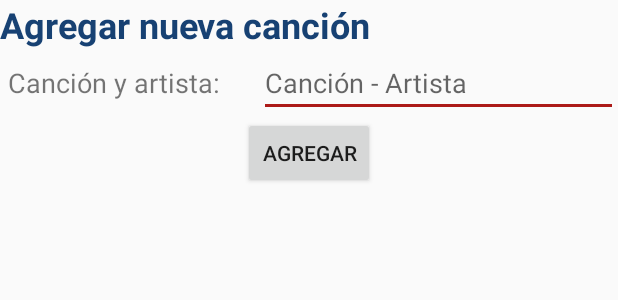
After one commit to josumor18/Proyecto-1---M-viles, an Android app: the layout fragment_votaciones_admin.xml on its own in the app's theme, with its tools: preview values and no code run, on a phone screen of 412 x 824 dp. The commit adds this screen. Shown: the top 300 px of the screen. Run offline under Robolectric (Android 15) with nearby library versions, the phone set to English and light mode, and no system bars.

Commit message:
Primera parte de votaciones

```diff
--- /dev/null
+++ b/Fluxme/app/src/main/res/layout/fragment_votaciones_admin.xml
@@ -0,0 +1,62 @@
+<FrameLayout xmlns:android="http://schemas.android.com/apk/res/android"
+    xmlns:app="http://schemas.android.com/apk/res-auto"
+    xmlns:tools="http://schemas.android.com/tools"
+    android:layout_width="match_parent"
+    android:layout_height="match_parent"
+    tools:context="me.flux.fluxme.Business.VotacionesAdminFragment">
+
+    <!-- TODO: Update blank fragment layout -->
+
+    <LinearLayout
+        android:layout_width="match_parent"
+        android:layout_height="match_parent"
+        android:orientation="vertical">
+
+        <TextView
+            android:id="@+id/textView7"
+            android:layout_width="match_parent"
+            android:layout_height="wrap_content"
+            android:text="Agregar nueva canción"
+            android:textColor="@color/colorPrimary"
+            android:textSize="24sp"
+            android:textStyle="bold" />
+
+        <LinearLayout
+            android:layout_width="match_parent"
+            android:layout_height="wrap_content"
+            android:orientation="horizontal">
+
+            <TextView
+                android:id="@+id/textView8"
+                android:layout_width="wrap_content"
+                android:layout_height="wrap_content"
+                android:layout_weight="1"
+                android:paddingLeft="5dp"
+                android:text="Canción y artista:"
+                android:textSize="18sp" />
+
+            <EditText
+                android:id="@+id/edtxtCancionArtista"
+                android:layout_width="wrap_content"
+                android:layout_height="wrap_content"
+                android:layout_weight="1"
+                android:ems="10"
+                android:hint="Canción - Artista"
+                android:inputType="textPersonName" />
+
+        </LinearLayout>
+
+        <Button
+            android:id="@+id/btnAddSongVot"
+            android:layout_width="wrap_content"
+            android:layout_height="wrap_content"
+            android:layout_gravity="center"
+            android:text="Agregar" />
+
+        <ListView
+            android:id="@+id/lvCancVotarAdmin"
+            android:layout_width="match_parent"
+            android:layout_height="match_parent" />
+
+    </LinearLayout>
+</FrameLayout>
```
Also changed, not shown: Fluxme/app/src/main/java/me/flux/fluxme/Business/BaseActivity.java (+12 -1 lines), Fluxme/app/src/main/java/me/flux/fluxme/Business/EmisoraActivity.java (+29 -2 lines), Fluxme/app/src/main/java/me/flux/fluxme/Business/GPSFragment.java (+14 -5 lines), Fluxme/app/src/main/java/me/flux/fluxme/Business/TendenciasFragment.java (+8 -4 lines), Fluxme/app/src/main/java/me/flux/fluxme/Business/VotacionesAdminFragment.java (added, +231 -0 lines), Fluxme/app/src/main/java/me/flux/fluxme/Data/API_Access.java (+30 -1 lines), Fluxme/app/src/main/res/layout/custom_simple_list_item.xml (added, +21 -0 lines), Fluxme/app/src/main/res/layout/custom_votar_list_item.xml (added, +33 -0 lines), Fluxme/app/src/main/res/drawable/equis.png (added), Fluxme/app/src/main/res/drawable/tab_votar_verde.png (added).
